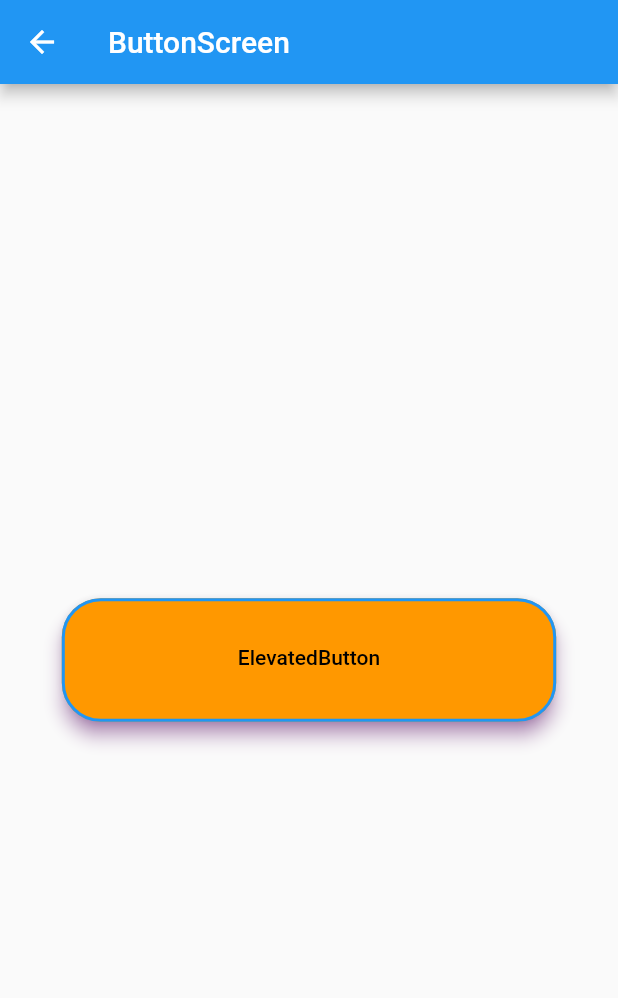
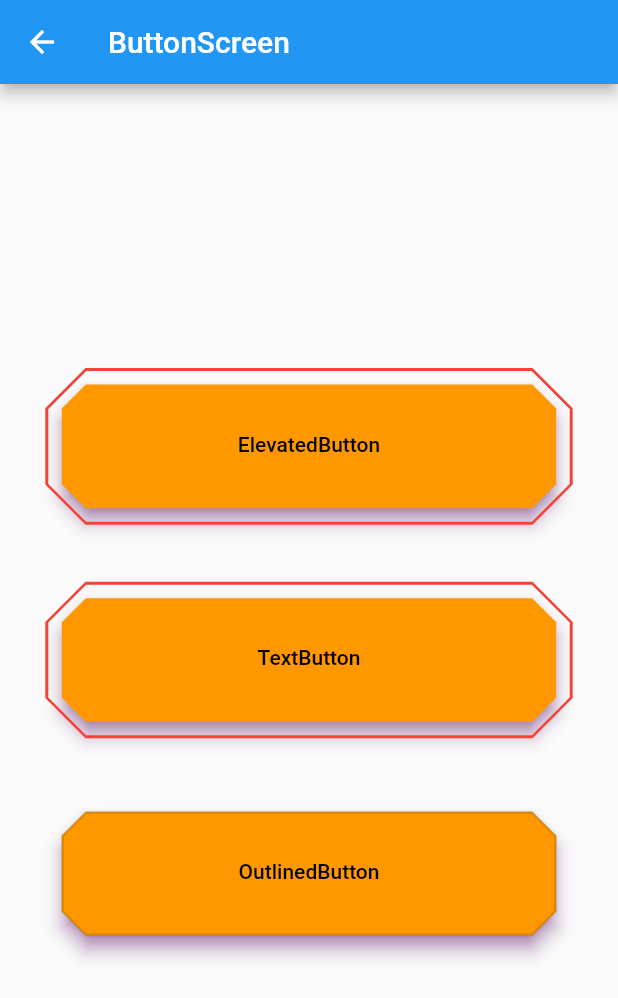
Before and after one commit to jinhan38/flutter_lecture_offline, a Flutter app: the ButtonScreen screen opened directly, on a phone screen of 412 x 824 dp. Shown: the top 998 px of the screen. Run offline on Flutter 3.47's test engine with Material 2 defaults, Android fonts, the phone set to English and light mode, and no system bars.

Commit message:
4주차 Button - 2

```diff
--- a/lib/ch4/button_screen.dart
+++ b/lib/ch4/button_screen.dart
@@ -24,6 +24,10 @@
           mainAxisAlignment: MainAxisAlignment.center,
           children: [
             _elevatedButton(),
+            const SizedBox(height: 60),
+            _textButton(),
+            const SizedBox(height: 60),
+            _outlinedButton(),
           ],
         ),
       ),
@@ -57,6 +61,22 @@
     );
   }
 
+  Widget _textButton() {
+    return TextButton(
+      onPressed: () {},
+      style: buttonStyle(),
+      child: Text("TextButton"),
+    );
+  }
+
+  Widget _outlinedButton() {
+    return OutlinedButton(
+      onPressed: () {},
+      style: buttonStyle(),
+      child: Text("OutlinedButton"),
+    );
+  }
+
   ButtonStyle buttonStyle() {
     double width = MediaQuery.of(context).size.width;
     double height = MediaQuery.of(context).size.height;
@@ -73,6 +93,7 @@
       // 첫 번째는 가로(width), 두 번째는 세로(height)
       // 고정된 사이즈
       fixedSize: Size(width * 0.8, height * 0.1),
+      // fixedSize: Size(100,400),
       // minimumSize: Size(width - 200, 60),
       // maximumSize: Size(800, 150),
 
@@ -92,15 +113,62 @@
 
       enabledMouseCursor: SystemMouseCursors.grab,
 
-      shape: _shape(),
+      shape: _shape(type: OutlinedBorderType.beveledRectangleBorder),
     );
   }
 
+  OutlinedBorder _shape({required OutlinedBorderType type}) {
+    var borderSide = const BorderSide(
+      color: Colors.red,
+      width: 1,
+      strokeAlign: 20,
+    );
+    var borderRadius = BorderRadius.circular(16);
 
-  OutlinedBorder _shape() {
+    switch (type) {
+      case OutlinedBorderType.roundedRectangleBorder:
+        // 테두리와 라운드를 넣을 수 있는 형태
+        return RoundedRectangleBorder(
+          borderRadius: borderRadius,
+          side: borderSide,
+        );
+      case OutlinedBorderType.circleBorder:
+        // 원형 형태
+        return CircleBorder(
+          side: borderSide,
+
+          // 1 : 원이 사각형의 네 면에 닿는 형태
+          // 0 : 가장 가까운 두 변에 닿는 원을 그린다.
+          eccentricity: 0,
+        );
+      case OutlinedBorderType.continuousRectangleBorder:
+        // 직선 면과 둥근 모서리 사이가 부드럽고 연속적으로 전환되는 테두리
+        return ContinuousRectangleBorder(
+          borderRadius: borderRadius,
+          side: borderSide,
+        );
+      case OutlinedBorderType.beveledRectangleBorder:
+        // 테두리가 있고, 모서리가 경사진 형태
+        return BeveledRectangleBorder(
+          side: borderSide,
+          borderRadius: borderRadius,
+        );
+      case OutlinedBorderType.stadiumBorder:
+        // 긴 쪽의 테두리가 항상 반원인 형태
+        return StadiumBorder();
+    }
+
     return RoundedRectangleBorder(
       borderRadius: BorderRadius.circular(26),
       side: BorderSide(width: 2, color: Colors.blue),
     );
   }
 }
+
+enum OutlinedBorderType {
+  roundedRectangleBorder,
+  circleBorder,
+  continuousRectangleBorder,
+  beveledRectangleBorder,
+  stadiumBorder,
+}
```
Also changed, not shown: lib/ch4/enum_class.dart (added, +26 -0 lines), 1 other file.
